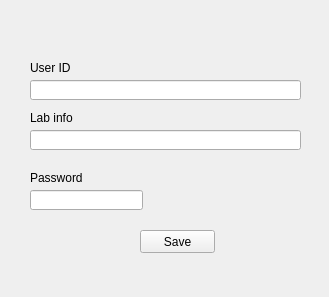
First picture: the form in src/telacadastropessoa.ui, repository EthoWatcher/ethowatcher, before the edit.
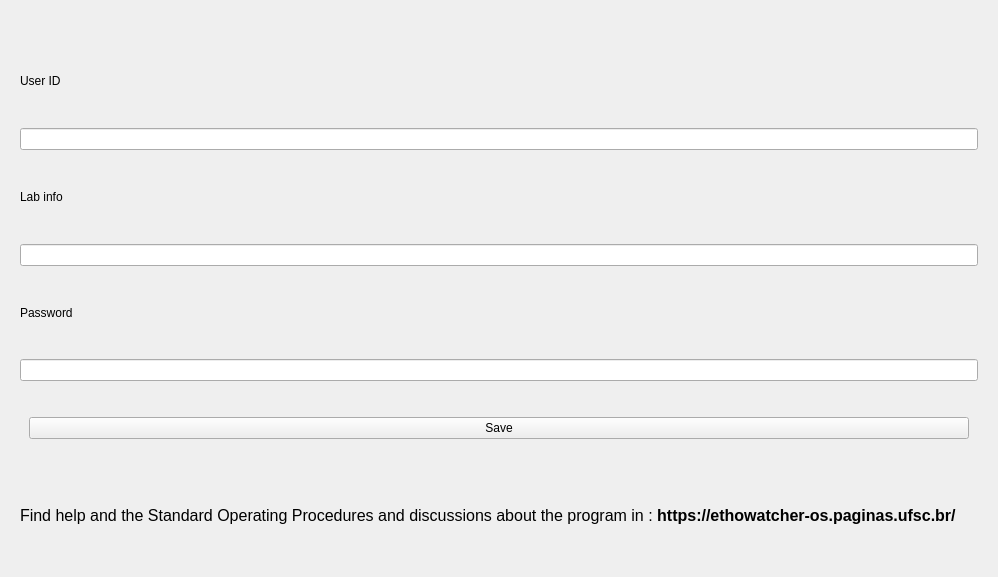
Second picture: the form after the edit. Icons and pictures are not drawn.

Diff of the .ui file:
```diff
--- a/src/telacadastropessoa.ui
+++ b/src/telacadastropessoa.ui
@@ -6,143 +6,100 @@
    <rect>
     <x>0</x>
     <y>0</y>
-    <width>329</width>
-    <height>297</height>
+    <width>998</width>
+    <height>577</height>
    </rect>
   </property>
   <property name="windowTitle">
    <string>Register new user</string>
   </property>
+  <layout class="QVBoxLayout" name="verticalLayout_3">
+   <item>
+    <widget class="QLabel" name="label_4">
+     <property name="maximumSize">
+      <size>
+       <width>16777215</width>
+       <height>120</height>
+      </size>
+     </property>
+     <property name="text">
+      <string/>
+     </property>
+     <property name="pixmap">
+      <pixmap resource="resourcefile.qrc">:/icons/ethowatcher_logo_os.png</pixmap>
+     </property>
+     <property name="scaledContents">
+      <bool>true</bool>
+     </property>
+    </widget>
+   </item>
+   <item>
   <widget class="QStackedWidget" name="stackedWidget">
-   <property name="geometry">
-    <rect>
-     <x>10</x>
-     <y>40</y>
-     <width>301</width>
-     <height>251</height>
-    </rect>
-   </property>
    <property name="currentIndex">
     <number>0</number>
    </property>
    <widget class="QWidget" name="page">
-    <widget class="QLineEdit" name="leNome">
-     <property name="geometry">
-      <rect>
-       <x>20</x>
-       <y>40</y>
-       <width>271</width>
-       <height>20</height>
-      </rect>
-     </property>
-    </widget>
+      <layout class="QVBoxLayout" name="verticalLayout_2">
+       <item>
     <widget class="QLabel" name="label">
-     <property name="geometry">
-      <rect>
-       <x>20</x>
-       <y>20</y>
-       <width>81</width>
-       <height>16</height>
-      </rect>
-     </property>
      <property name="text">
       <string>User ID</string>
      </property>
     </widget>
-    <widget class="QLineEdit" name="leLab">
-     <property name="geometry">
-      <rect>
-       <x>20</x>
-       <y>90</y>
-       <width>271</width>
-       <height>20</height>
-      </rect>
-     </property>
-    </widget>
+       </item>
+       <item>
+        <widget class="QLineEdit" name="leNome"/>
+       </item>
+       <item>
     <widget class="QLabel" name="label_3">
-     <property name="geometry">
-      <rect>
-       <x>20</x>
-       <y>70</y>
-       <width>81</width>
-       <height>16</height>
-      </rect>
-     </property>
      <property name="text">
       <string>Lab info</string>
      </property>
     </widget>
+       </item>
+       <item>
+        <widget class="QLineEdit" name="leLab"/>
+       </item>
+       <item>
     <widget class="QLabel" name="label_2">
-     <property name="geometry">
-      <rect>
-       <x>20</x>
-       <y>130</y>
-       <width>81</width>
-       <height>16</height>
-      </rect>
-     </property>
      <property name="text">
       <string>Password</string>
      </property>
     </widget>
+       </item>
+       <item>
     <widget class="QLineEdit" name="lePass">
-     <property name="geometry">
-      <rect>
-       <x>20</x>
-       <y>150</y>
-       <width>113</width>
-       <height>20</height>
-      </rect>
-     </property>
      <property name="echoMode">
       <enum>QLineEdit::Password</enum>
      </property>
     </widget>
+       </item>
+       <item>
     <widget class="QWidget" name="widget" native="true">
-     <property name="geometry">
-      <rect>
-       <x>90</x>
-       <y>180</y>
-       <width>191</width>
-       <height>51</height>
-      </rect>
-     </property>
+         <layout class="QVBoxLayout" name="verticalLayout">
+          <item>
      <widget class="QPushButton" name="pushButton_2">
-      <property name="geometry">
-       <rect>
-        <x>40</x>
-        <y>10</y>
-        <width>75</width>
-        <height>23</height>
-       </rect>
-      </property>
       <property name="text">
        <string>Save</string>
       </property>
      </widget>
-    </widget>
+          </item>
+         </layout>
+        </widget>
+       </item>
+       <item>
+        <widget class="QLabel" name="label_5">
+         <property name="text">
+          <string>&lt;html&gt;&lt;head/&gt;&lt;body&gt;&lt;p&gt;&lt;span style=&quot; font-size:12pt;&quot;&gt;Find help and the Standard Operating Procedures and discussions about the program in : &lt;/span&gt;&lt;span style=&quot; font-size:12pt; font-weight:600;&quot;&gt;https://ethowatcher-os.paginas.ufsc.br/&lt;/span&gt;&lt;/p&gt;&lt;/body&gt;&lt;/html&gt;</string>
+         </property>
+        </widget>
+       </item>
+      </layout>
    </widget>
    <widget class="QWidget" name="page_2"/>
   </widget>
-  <widget class="QLabel" name="label_4">
-   <property name="geometry">
-    <rect>
-     <x>10</x>
-     <y>10</y>
-     <width>311</width>
-     <height>41</height>
-    </rect>
-   </property>
-   <property name="text">
-    <string/>
-   </property>
-   <property name="pixmap">
-    <pixmap resource="resourcefile.qrc">:/icons/ethowatcher_logo_os.png</pixmap>
-   </property>
-   <property name="scaledContents">
-    <bool>true</bool>
-   </property>
-  </widget>
+   </item>
+  </layout>
  </widget>
  <resources>
   <include location="resourcefile.qrc"/>
```
Lines whose indentation alone changed are shown as unchanged.
